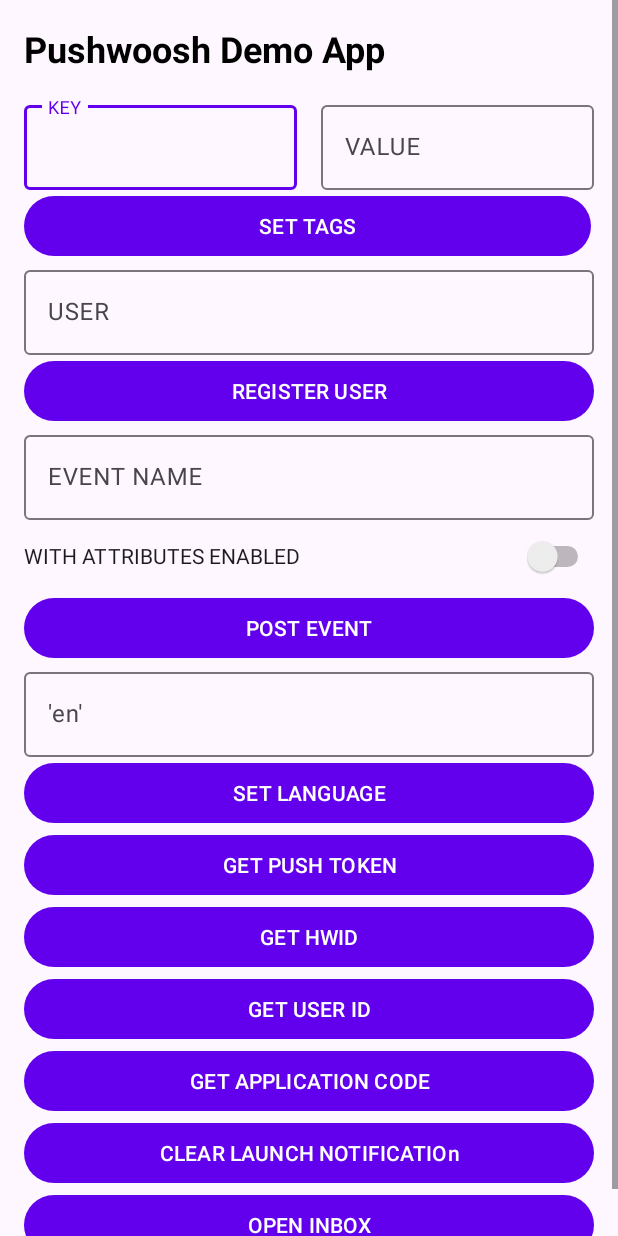
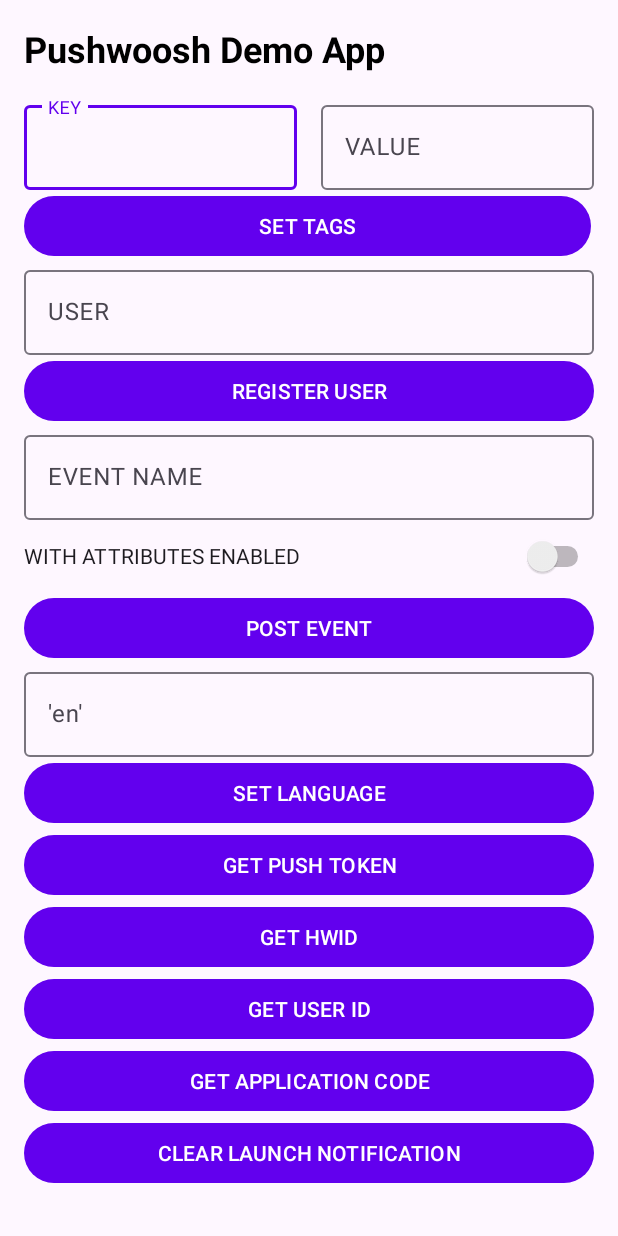
Before and after one commit to Pushwoosh/pushwoosh-android-sample, an Android app: the layout fragment_home.xml on its own in the app's theme, with its tools: preview values and no code run, on a phone screen of 412 x 824 dp. Run offline under Robolectric (Android 15) with nearby library versions, the phone set to English and light mode, and no system bars.

Commit message:
Release 6.7.50

```diff
--- a/pushwoosh-demoapp/app/src/main/java/com/pushwoosh/demoapp/MainActivity.kt
+++ b/pushwoosh-demoapp/app/src/main/java/com/pushwoosh/demoapp/MainActivity.kt
@@ -48,7 +48,7 @@
         val navView = findViewById<BottomNavigationView>(R.id.nav_view)
 
         val appBarConfiguration: AppBarConfiguration = Builder(
-            R.id.navigation_home, R.id.navigation_notifications
+            R.id.navigation_home, R.id.navigation_notifications, R.id.navigation_inbox
         ).build()
 
         val navController = findNavController(this, R.id.nav_host_fragment_activity_main)
--- a/pushwoosh-demoapp/app/src/main/res/layout/fragment_home.xml
+++ b/pushwoosh-demoapp/app/src/main/res/layout/fragment_home.xml
@@ -151,14 +151,7 @@
             android:id="@+id/button9"
             android:layout_width="match_parent"
             android:layout_height="wrap_content"
-            android:text="CLEAR LAUNCH NOTIFICATIOn" />
-
-        <Button
-            android:id="@+id/button_inbox"
-            android:layout_width="match_parent"
-            android:layout_height="wrap_content"
-            android:text="OPEN INBOX" />
-
+            android:text="CLEAR LAUNCH NOTIFICATION" />
 
     </LinearLayout>
 
--- a/pushwoosh-demoapp/app/src/main/res/menu/bottom_nav_menu.xml
+++ b/pushwoosh-demoapp/app/src/main/res/menu/bottom_nav_menu.xml
@@ -7,6 +7,11 @@
         android:title="@string/title_home" />
 
     <item
+        android:id="@+id/navigation_inbox"
+        android:icon="@drawable/inbox_ic_rich_media"
+        android:title="@string/title_inbox" />
+
+    <item
         android:id="@+id/navigation_notifications"
         android:icon="@drawable/ic_notifications_black_24dp"
         android:title="@string/title_notifications" />
--- a/pushwoosh-demoapp/app/src/main/res/navigation/mobile_navigation.xml
+++ b/pushwoosh-demoapp/app/src/main/res/navigation/mobile_navigation.xml
@@ -16,4 +16,10 @@
         android:name="com.pushwoosh.demoapp.ui.notifications.NotificationsFragment"
         android:label="@string/title_notifications"
         tools:layout="@layout/fragment_notifications" />
+
+    <fragment
+        android:id="@+id/navigation_inbox"
+        android:name="com.pushwoosh.inbox.ui.presentation.view.fragment.InboxFragment"
+        android:label="@string/title_inbox"
+        tools:layout="@layout/pw_fragment_inbox" />
 </navigation>
--- a/pushwoosh-demoapp/gradle/libs.versions.toml
+++ b/pushwoosh-demoapp/gradle/libs.versions.toml
@@ -15,7 +15,7 @@
 navigationUi = "2.7.7"
 coreKtx = "1.10.1"
 playServicesLocation = "21.0.1"
-pushwooshFirebase = "6.7.49"
+pushwooshFirebase = "6.7.50"
 swiperefreshlayout = "1.1.0"
 workRuntime = "2.8.1"
 
```
Also changed, not shown: pushwoosh-demoapp/app/src/main/java/com/pushwoosh/demoapp/ui/home/HomeFragment.java (+0 -13 lines), pushwoosh-demoapp/app/src/main/java/com/pushwoosh/demoapp/utils/InboxStyleHelper.kt (+25 -14 lines).
